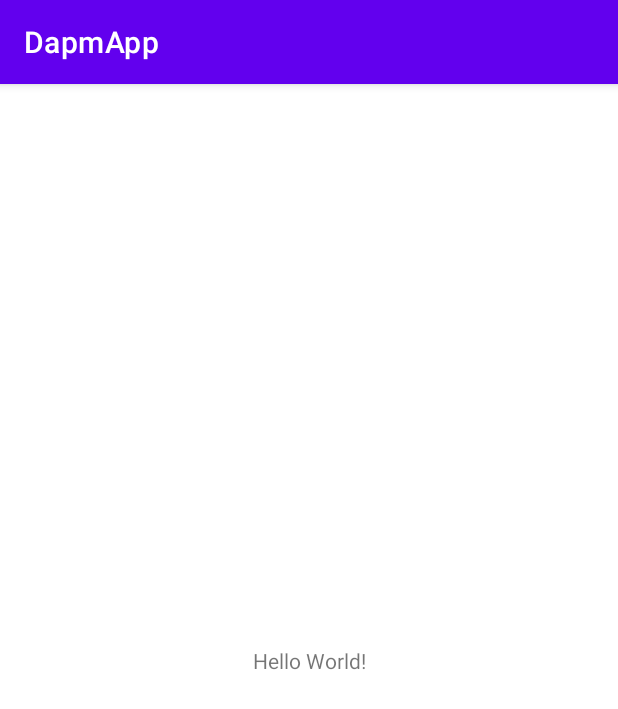
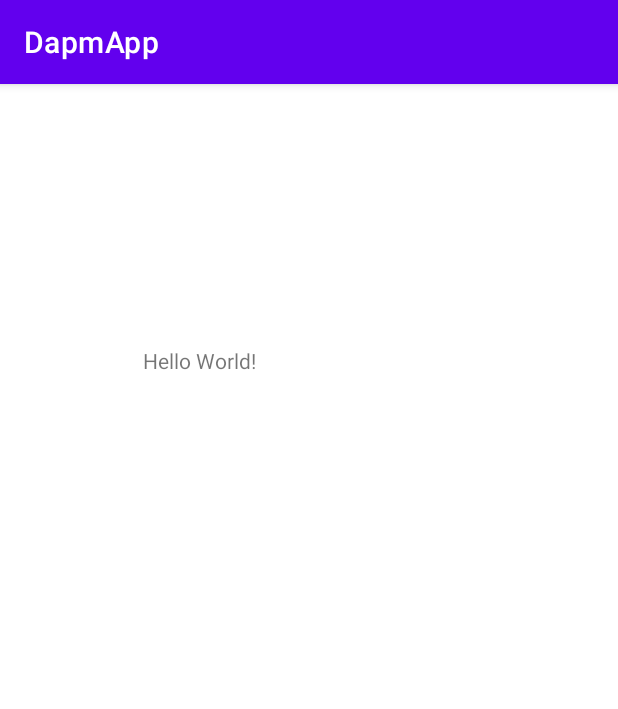
Before and after one commit to tiberiu24/DapmApplication, an Android app: the screen it shows after launch (MainActivity), on a phone screen of 412 x 824 dp. Shown: the top 709 px of the screen. Run offline under Robolectric (Android 15) with nearby library versions, the phone set to English and light mode, and no system bars.

Commit message:
Update activity_main.xml

```diff
--- a/app/src/main/res/layout/activity_main.xml
+++ b/app/src/main/res/layout/activity_main.xml
@@ -12,7 +12,9 @@
         android:text="Hello World!"
         app:layout_constraintBottom_toBottomOf="parent"
         app:layout_constraintEnd_toEndOf="parent"
+        app:layout_constraintHorizontal_bias="0.284"
         app:layout_constraintStart_toStartOf="parent"
-        app:layout_constraintTop_toTopOf="parent" />
+        app:layout_constraintTop_toTopOf="parent"
+        app:layout_constraintVertical_bias="0.233" />
 
 </androidx.constraintlayout.widget.ConstraintLayout>
```
